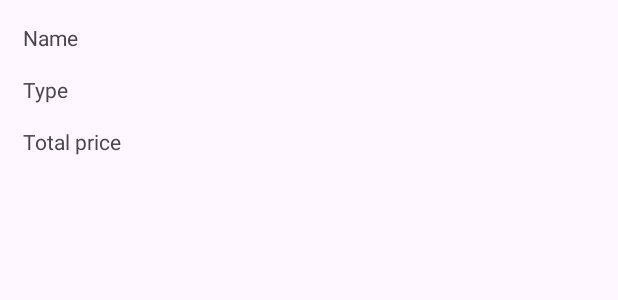
After one commit to danilo2420/FireBnB, an Android app: the layout item_renting_preview.xml on its own in the app's theme, with its tools: preview values and no code run, on a phone screen of 412 x 824 dp. The commit adds this screen. Shown: the top 300 px of the screen. Run offline under Robolectric (Android 15) with nearby library versions, the phone set to English and light mode, and no system bars.

Commit message:
You can now see your rentings

```diff
--- /dev/null
+++ b/front/app/src/main/res/layout/item_renting_preview.xml
@@ -0,0 +1,39 @@
+<?xml version="1.0" encoding="utf-8"?>
+<androidx.constraintlayout.widget.ConstraintLayout xmlns:android="http://schemas.android.com/apk/res/android"
+    xmlns:app="http://schemas.android.com/apk/res-auto"
+    xmlns:tools="http://schemas.android.com/tools"
+    android:layout_width="match_parent"
+    android:layout_height="wrap_content">
+
+    <TextView
+        android:id="@+id/txtRentingPreviewName"
+        android:layout_width="wrap_content"
+        android:layout_height="wrap_content"
+        android:layout_marginStart="15dp"
+        android:layout_marginTop="15dp"
+        android:text="Name"
+        app:layout_constraintStart_toStartOf="parent"
+        app:layout_constraintTop_toTopOf="parent" />
+
+    <TextView
+        android:id="@+id/txtRentingPreviewType"
+        android:layout_width="wrap_content"
+        android:layout_height="wrap_content"
+        android:layout_marginStart="15dp"
+        android:layout_marginTop="15dp"
+        android:text="Type"
+        app:layout_constraintStart_toStartOf="parent"
+        app:layout_constraintTop_toBottomOf="@+id/txtRentingPreviewName" />
+
+    <TextView
+        android:id="@+id/txtRentingPreviewPrice"
+        android:layout_width="wrap_content"
+        android:layout_height="wrap_content"
+        android:layout_marginStart="15dp"
+        android:layout_marginTop="15dp"
+        android:layout_marginBottom="15dp"
+        android:text="Total price"
+        app:layout_constraintBottom_toBottomOf="parent"
+        app:layout_constraintStart_toStartOf="parent"
+        app:layout_constraintTop_toBottomOf="@+id/txtRentingPreviewType" />
+</androidx.constraintlayout.widget.ConstraintLayout>
```
Also changed, not shown: front/app/src/main/java/com/example/firebnb/view/MyRentals2Fragment.kt (+18 -3 lines), front/app/src/main/java/com/example/firebnb/view/rentingsRecyclerView/RentingPreviewAdapter.kt (added, +37 -0 lines), front/app/src/main/java/com/example/firebnb/view/rentingsRecyclerView/RentingPreviewHolder.kt (added, +21 -0 lines), front/app/src/main/res/layout/fragment_my_rentals2.xml (+9 -7 lines).
